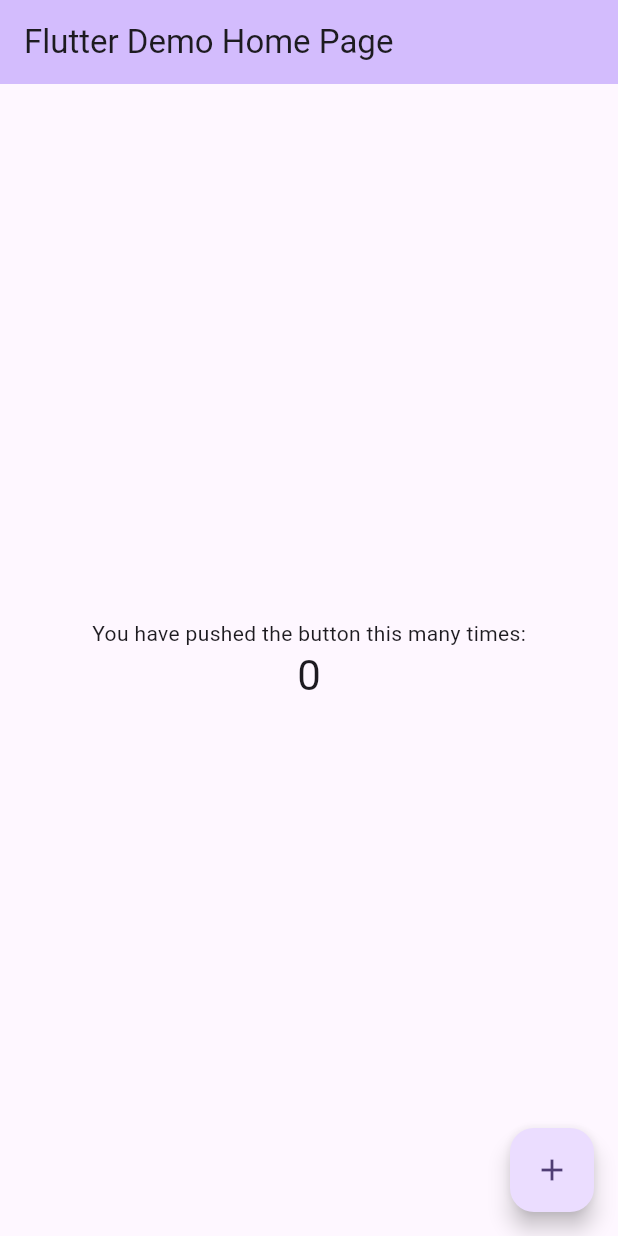
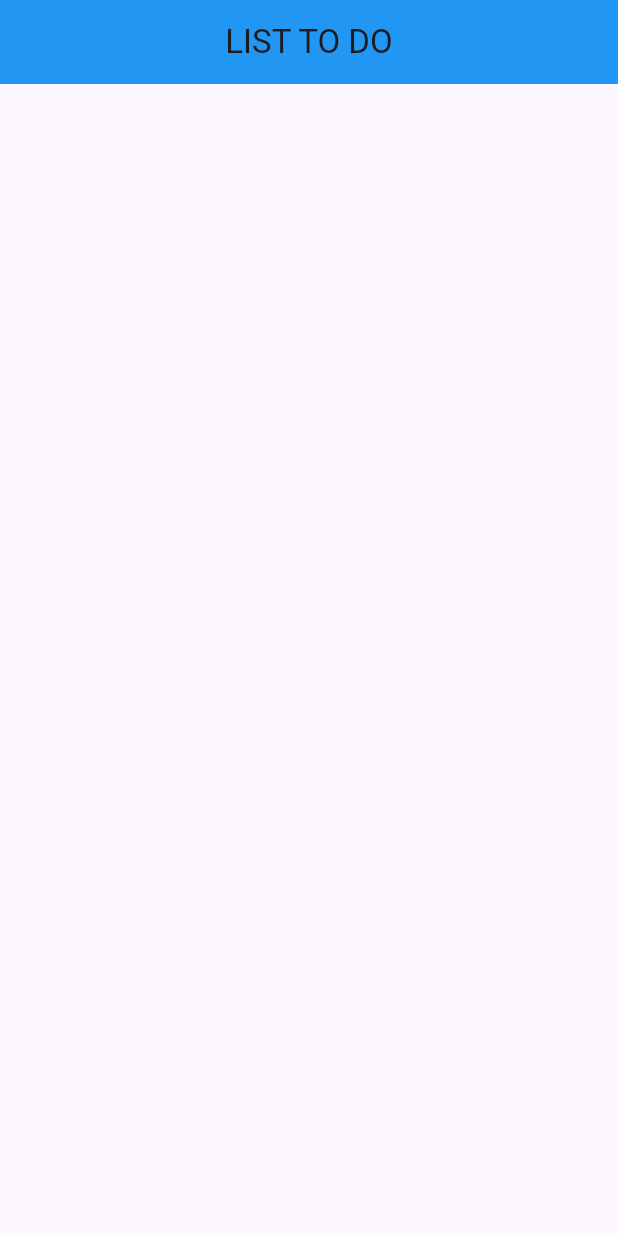
Before and after one commit to ThanhChuong1/LearningFlutter_toDoList, a Flutter app: the screen it shows after launch, on a phone screen of 412 x 824 dp. Run offline on Flutter 3.47's test engine with Material 3 defaults, Android fonts, the phone set to English and light mode, and no system bars.

Commit message:
update architecture

```diff
--- /dev/null
+++ b/lib/data/datasoures/todo_remote_data_source.dart
@@ -0,0 +1,5 @@
+import 'package:todolist/domain/entities/Todo.dart';
+
+// class TodoRemoteDataSource {
+//   Future<List<Todo>
+// }
--- a/lib/main.dart
+++ b/lib/main.dart
@@ -1,4 +1,5 @@
 import 'package:flutter/material.dart';
+import 'package:todolist/presentation/modules/app.dart';
 
 void main() {
   runApp(const MyApp());
@@ -11,6 +12,7 @@ class MyApp extends StatelessWidget {
   @override
   Widget build(BuildContext context) {
     return MaterialApp(
+      debugShowCheckedModeBanner: false,
       title: 'Flutter Demo',
       theme: ThemeData(
         // This is the theme of your application.
@@ -30,93 +32,93 @@ class MyApp extends StatelessWidget {
         // tested with just a hot reload.
         colorScheme: ColorScheme.fromSeed(seedColor: Colors.deepPurple),
       ),
-      home: const MyHomePage(title: 'Flutter Demo Home Page'),
+      home: App(),
     );
   }
 }
 
-class MyHomePage extends StatefulWidget {
-  const MyHomePage({super.key, required this.title});
+// class MyHomePage extends StatefulWidget {
+//   const MyHomePage({super.key, required this.title});
 
-  // This widget is the home page of your application. It is stateful, meaning
-  // that it has a State object (defined below) that contains fields that affect
-  // how it looks.
+//   // This widget is the home page of your application. It is stateful, meaning
+//   // that it has a State object (defined below) that contains fields that affect
+//   // how it looks.
 
-  // This class is the configuration for the state. It holds the values (in this
-  // case the title) provided by the parent (in this case the App widget) and
-  // used by the build method of the State. Fields in a Widget subclass are
-  // always marked "final".
+//   // This class is the configuration for the state. It holds the values (in this
+//   // case the title) provided by the parent (in this case the App widget) and
+//   // used by the build method of the State. Fields in a Widget subclass are
+//   // always marked "final".
 
-  final String title;
+//   final String title;
 
-  @override
-  State<MyHomePage> createState() => _MyHomePageState();
-}
+//   @override
+//   State<MyHomePage> createState() => _MyHomePageState();
+// }
 
-class _MyHomePageState extends State<MyHomePage> {
-  int _counter = 0;
+// class _MyHomePageState extends State<MyHomePage> {
+//   int _counter = 0;
 
-  void _incrementCounter() {
-    setState(() {
-      // This call to setState tells the Flutter framework that something has
-      // changed in this State, which causes it to rerun the build method below
-      // so that the display can reflect the updated values. If we changed
-      // _counter without calling setState(), then the build method would not be
-      // called again, and so nothing would appear to happen.
-      _counter++;
-    });
-  }
+//   // void _incrementCounter() {
+//   //   setState(() {
+//   //     // This call to setState tells the Flutter framework that something has
+//   //     // changed in this State, which causes it to rerun the build method below
+//   //     // so that the display can reflect the updated values. If we changed
+//   //     // _counter without calling setState(), then the build method would not be
+//   //     // called again, and so nothing would appear to happen.
+//   //     _counter++;
+//   //   });
+//   // }
 
-  @override
-  Widget build(BuildContext context) {
-    // This method is rerun every time setState is called, for instance as done
-    // by the _incrementCounter method above.
-    //
-    // The Flutter framework has been optimized to make rerunning build methods
-    // fast, so that you can just rebuild anything that needs updating rather
-    // than having to individually change instances of widgets.
-    return Scaffold(
-      appBar: AppBar(
-        // TRY THIS: Try changing the color here to a specific color (to
-        // Colors.amber, perhaps?) and trigger a hot reload to see the AppBar
-        // change color while the other colors stay the same.
-        backgroundColor: Theme.of(context).colorScheme.inversePrimary,
-        // Here we take the value from the MyHomePage object that was created by
-        // the App.build method, and use it to set our appbar title.
-        title: Text(widget.title),
-      ),
-      body: Center(
-        // Center is a layout widget. It takes a single child and positions it
-        // in the middle of the parent.
-        child: Column(
-          // Column is also a layout widget. It takes a list of children and
-          // arranges them vertically. By default, it sizes itself to fit its
-          // children horizontally, and tries to be as tall as its parent.
-          //
-          // Column has various properties to control how it sizes itself and
-          // how it positions its children. Here we use mainAxisAlignment to
-          // center the children vertically; the main axis here is the vertical
-          // axis because Columns are vertical (the cross axis would be
-          // horizontal).
-          //
-          // TRY THIS: Invoke "debug painting" (choose the "Toggle Debug Paint"
-          // action in the IDE, or press "p" in the console), to see the
-          // wireframe for each widget.
-          mainAxisAlignment: MainAxisAlignment.center,
-          children: <Widget>[
-            const Text('You have pushed the button this many times:'),
-            Text(
-              '$_counter',
-              style: Theme.of(context).textTheme.headlineMedium,
-            ),
-          ],
-        ),
-      ),
-      floatingActionButton: FloatingActionButton(
-        onPressed: _incrementCounter,
-        tooltip: 'Increment',
-        child: const Icon(Icons.add),
-      ), // This trailing comma makes auto-formatting nicer for build methods.
-    );
-  }
-}
+//   @override
+//   Widget build(BuildContext context) {
+//     // This method is rerun every time setState is called, for instance as done
+//     // by the _incrementCounter method above.
+//     //
+//     // The Flutter framework has been optimized to make rerunning build methods
+//     // fast, so that you can just rebuild anything that needs updating rather
+//     // than having to individually change instances of widgets.
+//     return Scaffold(
+//       appBar: AppBar(
+//         // TRY THIS: Try changing the color here to a specific color (to
+//         // Colors.amber, perhaps?) and trigger a hot reload to see the AppBar
+//         // change color while the other colors stay the same.
+//         backgroundColor: Theme.of(context).colorScheme.inversePrimary,
+//         // Here we take the value from the MyHomePage object that was created by
+//         // the App.build method, and use it to set our appbar title.
+//         title: Text(widget.title),
+//       ),
+//       body: Center(
+//         // Center is a layout widget. It takes a single child and positions it
+//         // in the middle of the parent.
+//         child: Column(
+//           // Column is also a layout widget. It takes a list of children and
+//           // arranges them vertically. By default, it sizes itself to fit its
+//           // children horizontally, and tries to be as tall as its parent.
+//           //
+//           // Column has various properties to control how it sizes itself and
+//           // how it positions its children. Here we use mainAxisAlignment to
+//           // center the children vertically; the main axis here is the vertical
+//           // axis because Columns are vertical (the cross axis would be
+//           // horizontal).
+//           //
+//           // TRY THIS: Invoke "debug painting" (choose the "Toggle Debug Paint"
+//           // action in the IDE, or press "p" in the console), to see the
+//           // wireframe for each widget.
+//           mainAxisAlignment: MainAxisAlignment.center,
+//           children: <Widget>[
+//             const Text('You have pushed the button this many times:'),
+//             Text(
+//               '$_counter',
+//               style: Theme.of(context).textTheme.headlineMedium,
+//             ),
+//           ],
+//         ),
+//       ),
+//       floatingActionButton: FloatingActionButton(
+//         onPressed: _incrementCounter,
+//         tooltip: 'Increment',
+//         child: const Icon(Icons.add),
+//       ), // This trailing comma makes auto-formatting nicer for build methods.
+//     );
+//   }
+// }
--- a/lib/presentation/modules/app.dart
+++ b/lib/presentation/modules/app.dart
@@ -0,0 +1,23 @@
+import 'package:flutter/material.dart';
+
+class App extends StatefulWidget {
+  const App({super.key});
+
+  @override
+  State<App> createState() => _AppState();
+}
+
+class _AppState extends State<App> {
+  @override
+  Widget build(BuildContext context) {
+    return SafeArea(
+      child: Scaffold(
+        appBar: AppBar(
+          title: Text('LIST TO DO'),
+          centerTitle: true,
+          backgroundColor: Colors.blue,
+        ),
+      ),
+    );
+  }
+}
```
Also changed, not shown: lib/domain/entities/Todo.dart (+22 -0 lines), lib/presentation/modules/todo/bloc/todo_bloc.dart (added), lib/presentation/modules/todo/bloc/todo_event.dart (added), lib/presentation/modules/todo/bloc/todo_state.dart (added), lib/presentation/modules/todo/deletetodo/bloc/deletetodo_event.dart (deleted), lib/presentation/modules/todo/deletetodo/bloc/deletetodo_state.dart (deleted), lib/presentation/modules/todo/deletetodo/views/deletetodo_action.dart (deleted), lib/presentation/modules/todo/deletetodo/views/deletetodo_sceen.dart (deleted), lib/presentation/modules/todo/edittodo/bloc/edittodo_bloc.dart (deleted), lib/presentation/modules/todo/edittodo/bloc/edittodo_event.dart (deleted), lib/presentation/modules/todo/edittodo/bloc/edittodo_state.dart (deleted), lib/presentation/modules/todo/edittodo/views/edittodo_action.dart (deleted), lib/presentation/modules/todo/edittodo/views/edittodo_sceen.dart (deleted), lib/presentation/modules/todo/views/add_todo_sceen.dart (added), 2 more files.
